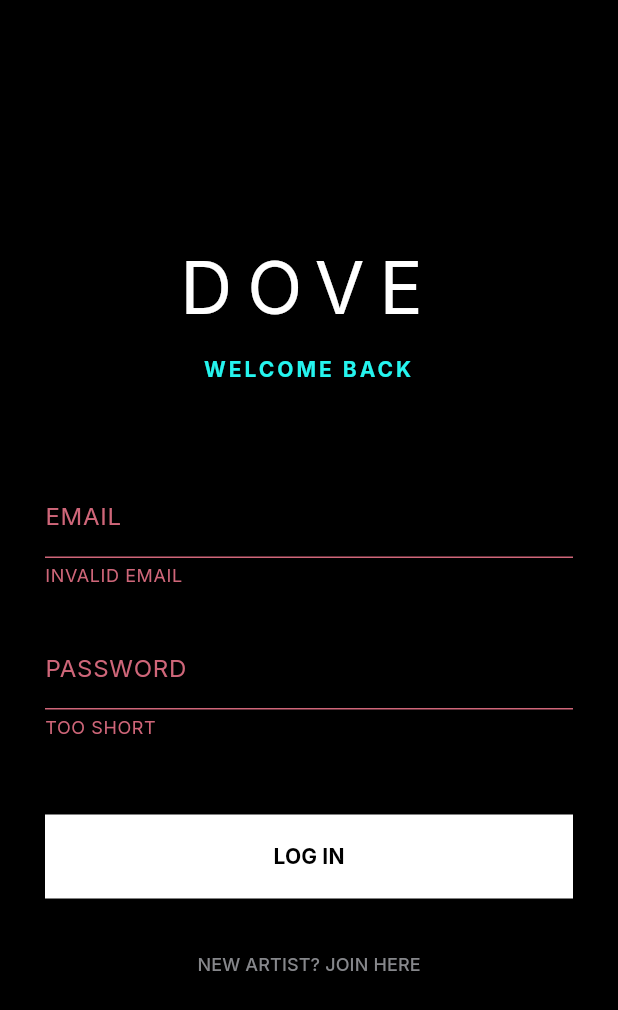
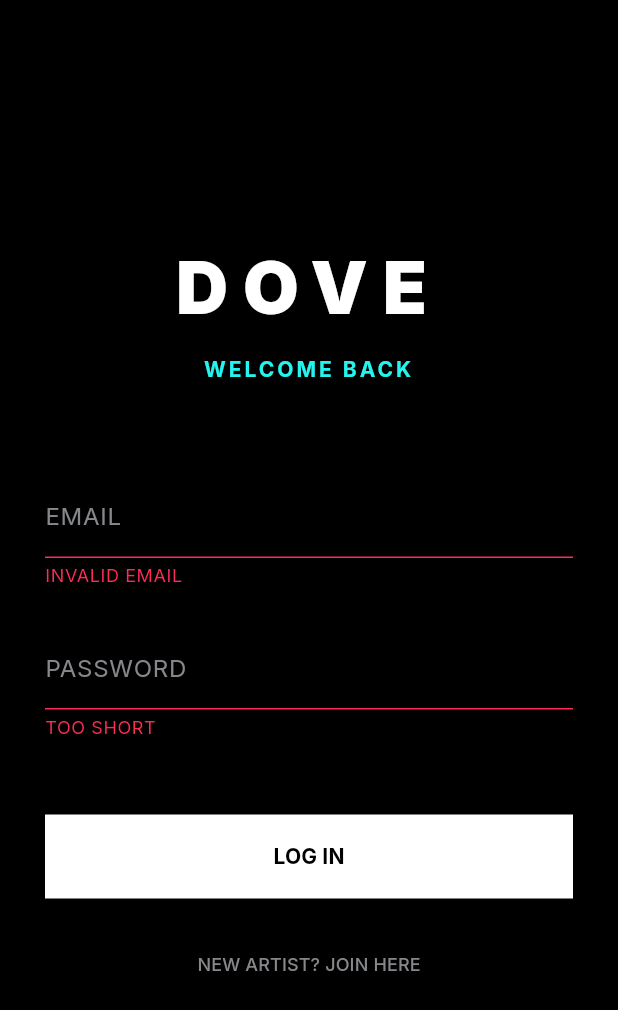
Before and after one commit to ejikelucky590-rgb/empty-wallet-app, a Flutter app: the screen it shows after launch, after a tap on "LOG IN", on a phone screen of 412 x 824 dp. Shown: the top 1010 px of the screen. Run offline on Flutter 3.47's test engine with Material 3 defaults, Android fonts, the phone set to English and light mode, and no system bars; our stand-ins replace firebase_auth, firebase_core, google_fonts; accounts and stored records are empty.

Commit message:
Fix: Add missing AuthService and correct FontWeight naming

```diff
--- a/lib/core/theme.dart
+++ b/lib/core/theme.dart
@@ -7,6 +7,7 @@ class DoveColors {
   static const Color black = Color(0xFF000000);
   static const Color white = Color(0xFFFFFFFF);
   static const Color grey = Color(0xFF86878B);
+  static const Color darkGrey = Color(0xFF121212);
 }
 
 class DoveTheme {
@@ -19,7 +20,17 @@ class DoveTheme {
       colorScheme: const ColorScheme.dark(
         primary: DoveColors.white,
         secondary: DoveColors.cyan,
-        surface: DoveColors.black,
+        surface: DoveColors.darkGrey,
+        error: DoveColors.red,
+      ),
+      inputDecorationTheme: const InputDecorationTheme(
+        labelStyle: TextStyle(color: DoveColors.grey),
+        focusedBorder: UnderlineInputBorder(
+          borderSide: BorderSide(color: DoveColors.cyan),
+        ),
+        enabledBorder: UnderlineInputBorder(
+          borderSide: BorderSide(color: DoveColors.grey),
+        ),
       ),
     );
   }
--- a/lib/features/auth/auth_screen.dart
+++ b/lib/features/auth/auth_screen.dart
@@ -1,6 +1,7 @@
 import 'package:flutter/material.dart';
 import '../../core/theme.dart';
 import 'auth_service.dart';
+import '../navigation/main_navigation_shell.dart';
 
 class AuthScreen extends StatefulWidget {
   const AuthScreen({super.key});
@@ -33,7 +34,12 @@ class _AuthScreenState extends State<AuthScreen> {
       } else {
         await _authService.signUp(_emailController.text.trim(), _passwordController.text.trim());
       }
-      // Navigation logic to Main Shell goes here after Firebase check
+
+      if (mounted) {
+        Navigator.of(context).pushReplacement(
+          MaterialPageRoute(builder: (context) => const MainNavigationShell()),
+        );
+      }
     } catch (e) {
       if (mounted) {
         ScaffoldMessenger.of(context).showSnackBar(
@@ -65,7 +71,7 @@ class _AuthScreenState extends State<AuthScreen> {
                   textAlign: TextAlign.center,
                   style: TextStyle(
                     fontSize: 48,
-                    fontWeight: FontWeight.black,
+                    fontWeight: FontWeight.w900,
                     letterSpacing: 10,
                     color: DoveColors.white,
                   ),
@@ -85,7 +91,7 @@ class _AuthScreenState extends State<AuthScreen> {
                   controller: _emailController,
                   style: const TextStyle(color: DoveColors.white),
                   decoration: const InputDecoration(labelText: "EMAIL"),
-                  validator: (v) => v!.contains('@') ? null : "INVALID EMAIL",
+                  validator: (v) => (v != null && v.contains('@')) ? null : "INVALID EMAIL",
                 ),
                 const SizedBox(height: 25),
                 TextFormField(
@@ -93,7 +99,7 @@ class _AuthScreenState extends State<AuthScreen> {
                   style: const TextStyle(color: DoveColors.white),
                   decoration: const InputDecoration(labelText: "PASSWORD"),
                   obscureText: true,
-                  validator: (v) => v!.length < 6 ? "TOO SHORT" : null,
+                  validator: (v) => (v != null && v.length < 6) ? "TOO SHORT" : null,
                 ),
                 const SizedBox(height: 50),
                 ElevatedButton(
```
Also changed, not shown: lib/features/auth/auth_service.dart (added, +34 -0 lines), 1 other file.
